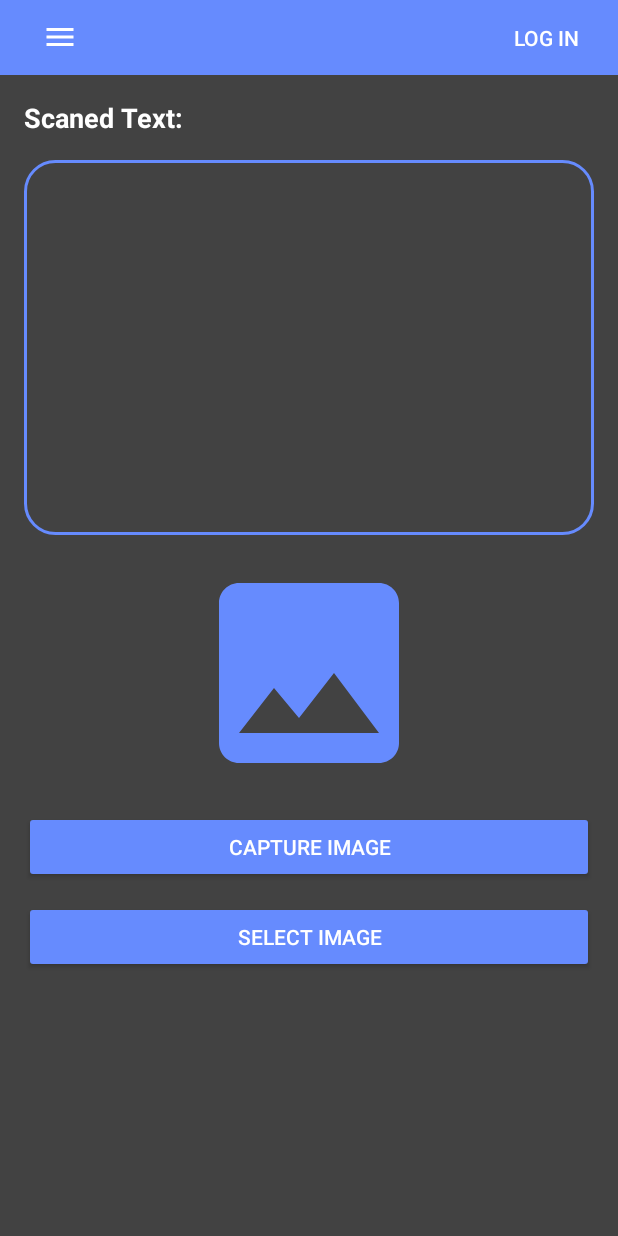
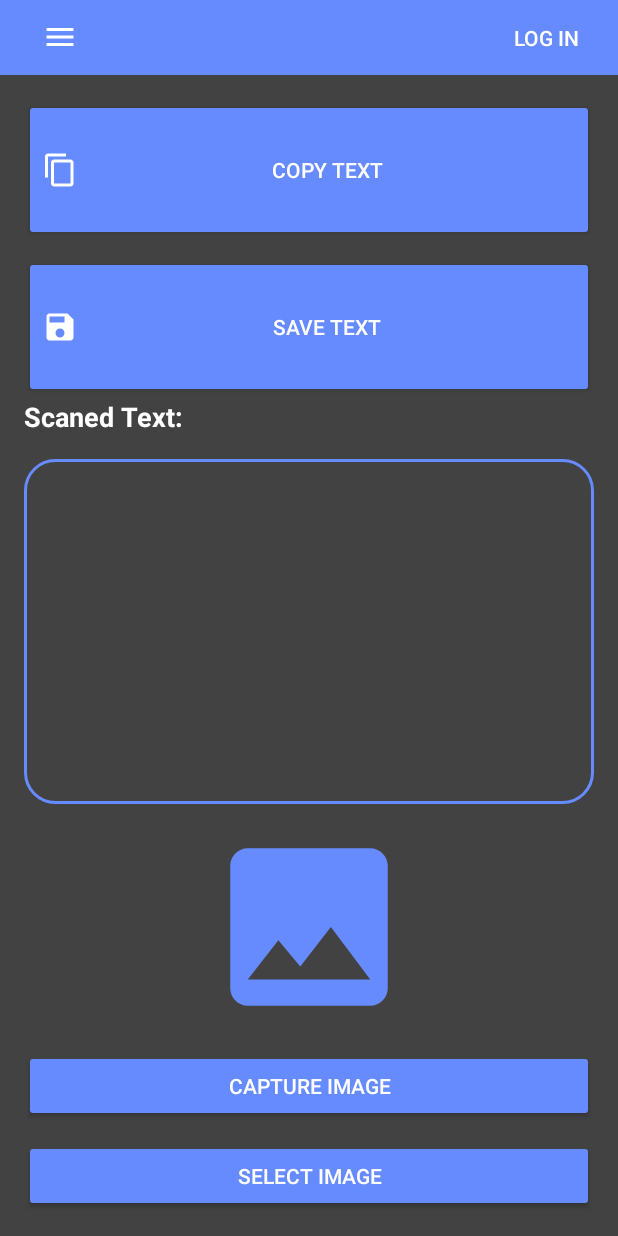
Before and after one commit to Kilamper/Text-Extractor, an Android app built with Jetpack Compose: the screen it shows after launch (MainActivity), on a phone screen of 412 x 824 dp. Run offline under Robolectric (Android 15) with nearby library versions, the phone set to English and light mode, and no system bars; our stand-ins replace Firebase (no records; nobody signed in at launch, a user with empty details on screens opened directly); libraries missing offline, so code that uses them is left out: com.google.mlkit.vision.

Commit message:
Prueba interfaz

```diff
--- a/app/src/main/res/layout/activity_main.xml
+++ b/app/src/main/res/layout/activity_main.xml
@@ -57,6 +57,29 @@
         android:layout_height="match_parent"
         android:padding="16dp"
         android:orientation="vertical">
+
+        <Button
+            android:id="@+id/copyTextBtn"
+            android:layout_width="match_parent"
+            android:layout_height="200dp"
+            android:layout_weight="1"
+            android:backgroundTint="@color/light_purple"
+            android:drawableStart="@drawable/baseline_content_copy_24"
+            android:text="@string/copy_text"
+            android:textColor="@color/white" />
+
+
+        <Button
+            android:id="@+id/saveTextBtn"
+            android:layout_marginTop="10dp"
+            android:layout_width="match_parent"
+            android:layout_height="200dp"
+            android:layout_weight="1"
+            android:backgroundTint="@color/light_purple"
+            android:textColor="@color/white"
+            android:drawableStart="@drawable/baseline_save_24"
+            android:text="@string/save_text" />
+
         <TextView
             android:layout_width="wrap_content"
             android:layout_height="wrap_content"
@@ -68,7 +91,7 @@
         <EditText
             android:id="@+id/resultText"
             android:layout_width="match_parent"
-            android:layout_height="250dp"
+            android:layout_height="230dp"
             android:layout_marginTop="16dp"
             android:background="@drawable/border"
             android:padding="8dp"
@@ -77,12 +100,11 @@
             android:text=""
             android:textAlignment="textStart"
             android:textColor="@color/white"
-            android:textSize="20sp" />
-
+            android:textSize="16sp" />
         <ImageView
             android:id="@+id/cameraImage"
             android:layout_width="match_parent"
-            android:layout_height="160dp"
+            android:layout_height="140dp"
             android:layout_marginTop="12dp"
             android:contentDescription="@string/camera_image"
             android:scaleType="fitCenter"
@@ -105,28 +127,6 @@
             android:textColor="@color/white"
             android:backgroundTint="@color/light_purple"
             android:text="@string/select_image" />
-
-            <Button
-                android:id="@+id/copyTextBtn"
-                android:layout_width="match_parent"
-                android:layout_height="wrap_content"
-                android:layout_weight="1"
-                android:backgroundTint="@color/light_purple"
-                android:textColor="@color/white"
-                android:drawableStart="@drawable/baseline_content_copy_24"
-                android:text="@string/copy_text"
-                android:visibility="invisible" />
-
-            <Button
-                android:id="@+id/saveTextBtn"
-                android:layout_width="0dp"
-                android:layout_height="wrap_content"
-                android:layout_weight="1"
-                android:backgroundTint="@color/light_purple"
-                android:textColor="@color/white"
-                android:drawableStart="@drawable/baseline_save_24"
-                android:text="@string/save_text"
-                android:visibility="invisible" />
     </LinearLayout>
 
 </LinearLayout>
```
